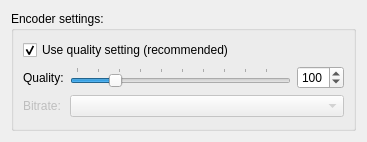
Qt form formats/out_aac_config.ui (flacon/flacon) before a commit.
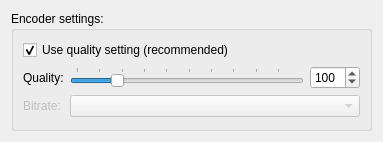
The same form after that commit.

```diff
--- a/formats/out_aac_config.ui
+++ b/formats/out_aac_config.ui
@@ -6,7 +6,7 @@
    <rect>
     <x>0</x>
     <y>0</y>
-    <width>367</width>
+    <width>383</width>
     <height>142</height>
    </rect>
   </property>
@@ -86,6 +86,12 @@
           </item>
           <item>
            <widget class="QSpinBox" name="aacQualitySpin">
+            <property name="minimumSize">
+             <size>
+              <width>50</width>
+              <height>0</height>
+             </size>
+            </property>
             <property name="minimum">
              <number>10</number>
             </property>
```
